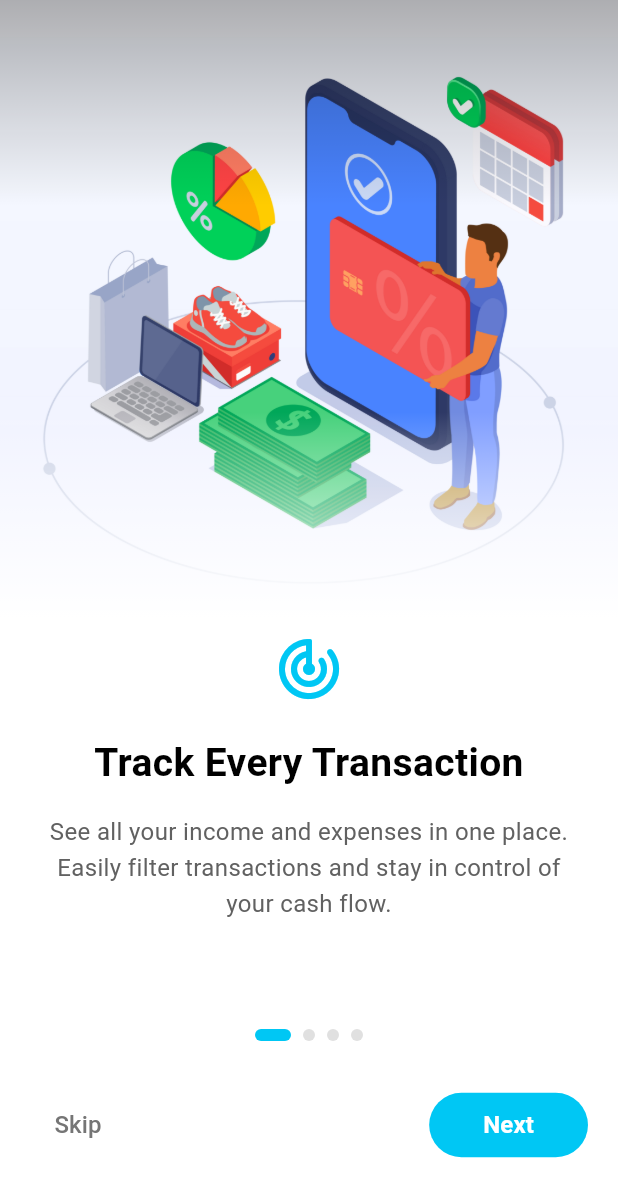
After one commit to IsrarKundi/finbos, a Flutter app: the WebViewScreen screen opened directly, item 4 of the bottom bar chosen, after a tap on "Show Onboarding", on a phone screen of 412 x 824 dp. The commit adds this screen. Shown: the top 1197 px of the screen. Run offline on Flutter 3.47's test engine with Material 3 defaults, Android fonts, the phone set to English and light mode, and no system bars; our stand-ins replace connectivity_plus, firebase_core, firebase_messaging, flutter_local_notifications, google_nav_bar, in_app_review and 4 more; missing offline and left inert: flutter_inappwebview; accounts and stored records are empty.

Commit message:
all ios native features added

```diff
--- a/lib/main.dart
+++ b/lib/main.dart
@@ -3,6 +3,7 @@ import 'package:flutter/material.dart';
 import 'package:flutter/services.dart';
 import 'package:firebase_core/firebase_core.dart';
 import 'screens/webview_screen.dart';
+import 'screens/onboarding_screen.dart';
 import 'services/push_notification_service.dart';
 import 'services/storage_service.dart';
 import 'firebase_options.dart';
@@ -50,7 +51,9 @@ class MyApp extends StatelessWidget {
         colorScheme: ColorScheme.fromSeed(seedColor: Colors.deepPurple),
         useMaterial3: true,
       ),
-      home: const WebViewScreen(),
+      home: StorageService.instance.hasSeenOnboarding
+          ? const WebViewScreen()
+          : const OnboardingScreen(),
     );
   }
 }
--- /dev/null
+++ b/lib/screens/onboarding_screen.dart
@@ -0,0 +1,256 @@
+import 'package:flutter/material.dart';
+import '../services/storage_service.dart';
+import 'webview_screen.dart';
+
+class OnboardingScreen extends StatefulWidget {
+  const OnboardingScreen({super.key});
+
+  @override
+  State<OnboardingScreen> createState() => _OnboardingScreenState();
+}
+
+class _OnboardingScreenState extends State<OnboardingScreen> {
+  final PageController _pageController = PageController();
+  int _currentPage = 0;
+
+  final List<OnboardingData> _pages = [
+    OnboardingData(
+      title: 'Track Every Transaction',
+      description:
+          'See all your income and expenses in one place. Easily filter transactions and stay in control of your cash flow.',
+      image: 'assets/images/onboardings/transaction.jpg',
+      icon: Icons.track_changes_rounded,
+    ),
+    OnboardingData(
+      title: 'Manage Your Loans',
+      description:
+          'Calculate loan payments and track multiple loans effortlessly. Keep all your debts organized and understand what you owe.',
+      image: 'assets/images/onboardings/loan.jpg',
+      icon: Icons.account_balance_wallet_rounded,
+    ),
+    OnboardingData(
+      title: 'Make Smarter Decisions with AI',
+      description:
+          'Analyze important choices with AI-powered insights. Compare pros, cons, costs, and returns before you decide.',
+      image: 'assets/images/onboardings/aiassist.jpg',
+      icon: Icons.psychology_rounded,
+    ),
+    OnboardingData(
+      title: 'Know Your Net Worth',
+      description:
+          'Track your assets and liabilities in real time. See your full financial picture and monitor your progress.',
+      image: 'assets/images/onboardings/networth.jpg',
+      icon: Icons.pie_chart_rounded,
+    ),
+  ];
+
+  void _onFinish() async {
+    await StorageService.instance.setHasSeenOnboarding(true);
+    if (mounted) {
+      Navigator.of(context).pushReplacement(
+        MaterialPageRoute(
+          builder: (context) => const WebViewScreen(showInitialSplash: false),
+        ),
+      );
+    }
+  }
+
+  @override
+  Widget build(BuildContext context) {
+    return Scaffold(
+      backgroundColor: Colors.white,
+      body: Stack(
+        children: [
+          PageView.builder(
+            controller: _pageController,
+            itemCount: _pages.length,
+            onPageChanged: (int page) {
+              setState(() {
+                _currentPage = page;
+              });
+            },
+            itemBuilder: (context, index) {
+              return _buildPage(_pages[index]);
+            },
+          ),
+
+          // Navigation controls
+          Positioned(
+            bottom: 50,
+            left: 20,
+            right: 20,
+            child: Column(
+              children: [
+                // Page Indicator
+                Row(
+                  mainAxisAlignment: MainAxisAlignment.center,
+                  children: List.generate(
+                    _pages.length,
+                    (index) => AnimatedContainer(
+                      duration: const Duration(milliseconds: 300),
+                      margin: const EdgeInsets.symmetric(horizontal: 4),
+                      height: 8,
+                      width: _currentPage == index ? 24 : 8,
+                      decoration: BoxDecoration(
+                        color: _currentPage == index
+                            ? const Color(0xFF00C7F4)
+                            : Colors.grey[300],
+                        borderRadius: BorderRadius.circular(4),
+                      ),
+                    ),
+                  ),
+                ),
+                const SizedBox(height: 32),
+
+                // Buttons
+                Row(
+                  mainAxisAlignment: MainAxisAlignment.spaceBetween,
+                  children: [
+                    TextButton(
+                      onPressed: _onFinish,
+                      child: Text(
+                        'Skip',
+                        style: TextStyle(
+                          color: Colors.grey[600],
+                          fontSize: 16,
+                          fontWeight: FontWeight.w500,
+                        ),
+                      ),
+                    ),
+                    ElevatedButton(
+                      onPressed: () {
+                        if (_currentPage == _pages.length - 1) {
+                          _onFinish();
+                        } else {
+                          _pageController.nextPage(
+                            duration: const Duration(milliseconds: 500),
+                            curve: Curves.easeInOut,
+                          );
+                        }
+                      },
+                      style: ElevatedButton.styleFrom(
+                        backgroundColor: const Color(0xFF00C7F4),
+                        foregroundColor: Colors.white,
+                        padding: const EdgeInsets.symmetric(
+                          horizontal: 36,
+                          vertical: 10,
+                        ),
+                        shape: RoundedRectangleBorder(
+                          borderRadius: BorderRadius.circular(30),
+                        ),
+                        elevation: 0,
+                      ),
+                      child: Text(
+                        _currentPage == _pages.length - 1
+                            ? 'Get Started'
+                            : 'Next',
+                        style: const TextStyle(
+                          fontSize: 16,
+                          fontWeight: FontWeight.bold,
+                        ),
+                      ),
+                    ),
+                  ],
+                ),
+              ],
+            ),
+          ),
+        ],
+      ),
+    );
+  }
+
+  Widget _buildPage(OnboardingData data) {
+    return Column(
+      children: [
+        Expanded(
+          flex: 5,
+          child: Container(
+            width: double.infinity,
+            decoration: BoxDecoration(
+              image: DecorationImage(
+                image: AssetImage(data.image),
+                fit: BoxFit.cover,
+              ),
+            ),
+            child: Container(
+              decoration: BoxDecoration(
+                gradient: LinearGradient(
+                  begin: Alignment.topCenter,
+                  end: Alignment.bottomCenter,
+                  colors: [
+                    Colors.black.withOpacity(0.3),
+                    Colors.transparent,
+                    Colors.white.withOpacity(0),
+                    Colors.white,
+                  ],
+                ),
+              ),
+            ),
+          ),
+        ),
+        Expanded(
+          flex: 5,
+          child: Padding(
+            padding: const EdgeInsets.symmetric(horizontal: 30),
+            child: Column(
+              children: [
+                Expanded(
+                  child: SingleChildScrollView(
+                    physics: const BouncingScrollPhysics(),
+                    child: Column(
+                      mainAxisAlignment: MainAxisAlignment.start,
+                      children: [
+                        const SizedBox(height: 10),
+                        Icon(
+                          data.icon,
+                          size: 48,
+                          color: const Color(0xFF00C7F4),
+                        ),
+                        const SizedBox(height: 20),
+                        Text(
+                          data.title,
+                          textAlign: TextAlign.center,
+                          style: const TextStyle(
+                            fontSize: 26,
+                            fontWeight: FontWeight.bold,
+                            color: Colors.black,
+                          ),
+                        ),
+                        const SizedBox(height: 16),
+                        Text(
+                          data.description,
+                          textAlign: TextAlign.center,
+                          style: TextStyle(
+                            fontSize: 16,
+                            color: Colors.grey[700],
+                            height: 1.5,
+                          ),
+                        ),
+                        const SizedBox(height: 140), // Large space for buttons
+                      ],
+                    ),
+                  ),
+                ),
+              ],
+            ),
+          ),
+        ),
+      ],
+    );
+  }
+}
+
+class OnboardingData {
+  final String title;
+  final String description;
+  final String image;
+  final IconData icon;
+
+  OnboardingData({
+    required this.title,
+    required this.description,
+    required this.image,
+    required this.icon,
+  });
+}
--- a/lib/screens/settings_screen.dart
+++ b/lib/screens/settings_screen.dart
@@ -5,6 +5,7 @@ import 'package:share_plus/share_plus.dart';
 import '../widgets/in_app_webview_page.dart';
 import '../services/storage_service.dart';
 import '../services/biometric_service.dart';
+import 'onboarding_screen.dart';
 
 class SettingsScreen extends StatefulWidget {
   const SettingsScreen({super.key});
@@ -20,7 +21,7 @@ class _SettingsScreenState extends State<SettingsScreen> {
 
   // Professional sharing message
   final String _shareText =
-      "Check out Finbos - Finance with AI! Manage your transactions and get AI insights effortlessly. Download now: https://finbos.app";
+      "Check out Finbos - Finance with AI! Manage your transactions and get AI insights effortlessly. Download now: https://apps.apple.com/app/id6754824262";
 
   void _openInternalUrl(String url, String title) {
     Navigator.of(context).push(
@@ -136,8 +137,20 @@ class _SettingsScreenState extends State<SettingsScreen> {
                 trailing: const Icon(Icons.chevron_right, color: Colors.grey),
               ),
               _buildSettingTile(
+                icon: LineIcons.play,
+                title: 'Show Onboarding',
+                subtitle: 'Re-watch the introduction',
+                onTap: () {
+                  Navigator.of(context).push(
+                    MaterialPageRoute(
+                      builder: (context) => const OnboardingScreen(),
+                    ),
+                  );
+                },
+              ),
+              _buildSettingTile(
                 icon: LineIcons.fileContract,
-                title: 'Terms & Privacy',
+                title: 'Privacy Policy',
                 subtitle: 'Read our policies',
                 onTap: () => _openInternalUrl(
                   'https://finbos.app/PrivacyPolicy',
--- a/lib/screens/webview_screen.dart
+++ b/lib/screens/webview_screen.dart
@@ -12,7 +12,8 @@ import '../services/storage_service.dart';
 import '../services/biometric_service.dart';
 
 class WebViewScreen extends StatefulWidget {
-  const WebViewScreen({super.key});
+  final bool showInitialSplash;
+  const WebViewScreen({super.key, this.showInitialSplash = true});
 
   @override
   State<WebViewScreen> createState() => _WebViewScreenState();
@@ -35,14 +36,12 @@ class _WebViewScreenState extends State<WebViewScreen>
     super.initState();
     WidgetsBinding.instance.addObserver(this);
 
-    // Ensure splash is visible at start
+    // Ensure splash is visible at start if requested
     setState(() {
-      _showSplash = true;
+      _showSplash = widget.showInitialSplash;
     });
 
-    // Check for biometric lock on startup
-    _checkBiometricLock();
-
+    if (_showSplash) {
       // Set status bar for splash screen
       SystemChrome.setSystemUIOverlayStyle(
         const SystemUiOverlayStyle(
@@ -50,6 +49,15 @@ class _WebViewScreenState extends State<WebViewScreen>
           statusBarIconBrightness: Brightness.dark,
         ),
       );
+    } else {
+      // Reset status bar immediately if no splash
+      SystemChrome.setSystemUIOverlayStyle(
+        const SystemUiOverlayStyle(
+          statusBarColor: Colors.transparent,
+          statusBarIconBrightness: Brightness.dark,
+        ),
+      );
+    }
 
     _checkInternetConnection();
     _setupConnectivityListener();
@@ -62,6 +70,7 @@ class _WebViewScreenState extends State<WebViewScreen>
     );
 
     // Hide splash after minimum time
+    if (_showSplash) {
       Future.delayed(const Duration(seconds: 3), () {
         if (mounted) {
           setState(() {
@@ -76,6 +85,7 @@ class _WebViewScreenState extends State<WebViewScreen>
           );
         }
       });
+    }
   }
 
   Future<void> _checkInternetConnection() async {
@@ -249,8 +259,7 @@ class _WebViewScreenState extends State<WebViewScreen>
       },
       child: Stack(
         children: [
-          SafeArea(
-            child: Scaffold(
+          Scaffold(
             backgroundColor: Colors.grey[50],
             // appBar: AppBar(
             //   title: const Text('Finbos'),
@@ -267,7 +276,10 @@ class _WebViewScreenState extends State<WebViewScreen>
             body: _hasInternet
                 ? _navController.isCurrentTabNative()
                       ? const SettingsScreen()
-                        : Column(
+                      : SafeArea(
+                          top: true,
+                          bottom: false,
+                          child: Column(
                             children: [
                               // _webViewController.progress < 1.0
                               //     ? LinearProgressIndicator(
@@ -501,6 +513,7 @@ class _WebViewScreenState extends State<WebViewScreen>
                                 ),
                               ),
                             ],
+                          ),
                         )
                 : NoInternetWidget(onRetry: _handleRetry),
             extendBody: true,
@@ -510,7 +523,6 @@ class _WebViewScreenState extends State<WebViewScreen>
                     onTabChange: _onTabChange,
                   )
                 : null,
-            ),
           ),
           // Splash overlay - MUST BE LAST to be on top
           if (_showSplash)
--- a/lib/services/storage_service.dart
+++ b/lib/services/storage_service.dart
@@ -5,6 +5,7 @@ class StorageService {
   StorageService._();
 
   static const String _keyBiometricEnabled = 'biometric_enabled';
+  static const String _keyHasSeenOnboarding = 'has_seen_onboarding';
 
   late SharedPreferences _prefs;
 
@@ -17,4 +18,10 @@ class StorageService {
   Future<void> setBiometricEnabled(bool value) async {
     await _prefs.setBool(_keyBiometricEnabled, value);
   }
+
+  bool get hasSeenOnboarding => _prefs.getBool(_keyHasSeenOnboarding) ?? false;
+
+  Future<void> setHasSeenOnboarding(bool value) async {
+    await _prefs.setBool(_keyHasSeenOnboarding, value);
+  }
 }
--- a/lib/widgets/fancy_bottom_nav_bar.dart
+++ b/lib/widgets/fancy_bottom_nav_bar.dart
@@ -13,8 +13,10 @@ class FancyBottomNavBar extends StatelessWidget {
 
   @override
   Widget build(BuildContext context) {
-    return Container(
-      margin: const EdgeInsets.all(10),
+    return SafeArea(
+      bottom: true,
+      child: Container(
+        margin: const EdgeInsets.fromLTRB(10, 0, 10, 10),
         decoration: BoxDecoration(
           color: Colors.white,
           borderRadius: BorderRadius.circular(30),
@@ -23,10 +25,9 @@ class FancyBottomNavBar extends StatelessWidget {
               blurRadius: 20,
               color: Colors.black.withOpacity(0.1),
               offset: const Offset(0, 10),
-          )
+            ),
           ],
         ),
-      child: SafeArea(
         child: Padding(
           padding: const EdgeInsets.symmetric(horizontal: 8.0, vertical: 7),
           child: GNav(
@@ -37,26 +38,14 @@ class FancyBottomNavBar extends StatelessWidget {
             iconSize: 22,
             padding: const EdgeInsets.symmetric(horizontal: 16, vertical: 10),
             duration: const Duration(milliseconds: 500),
-            tabBackgroundColor: Color.fromARGB(255, 0, 199, 244),
-            color: Color.fromARGB(255, 0, 199, 244),
+            tabBackgroundColor: const Color.fromARGB(255, 0, 199, 244),
+            color: const Color.fromARGB(255, 0, 199, 244),
             tabBorderRadius: 30,
             tabs: const [
-              GButton(
-                icon: Icons.dashboard_rounded,
-                text: 'Home',
-              ),
-              GButton(
-                icon: Icons.receipt_long_rounded,
-                text: 'Transactions',
-              ),
-              GButton(
-                icon: Icons.psychology_rounded,
-                text: 'AI',
-              ),
-              GButton(
-                icon: Icons.settings_rounded,
-                text: 'Settings',
-              ),
+              GButton(icon: Icons.dashboard_rounded, text: 'Home'),
+              GButton(icon: Icons.receipt_long_rounded, text: 'Transactions'),
+              GButton(icon: Icons.psychology_rounded, text: 'AI'),
+              GButton(icon: Icons.settings_rounded, text: 'Settings'),
             ],
             selectedIndex: selectedIndex,
             onTabChange: onTabChange,
--- a/pubspec.yaml
+++ b/pubspec.yaml
@@ -82,6 +82,7 @@ flutter:
   # To add assets to your application, add an assets section, like this:
   assets:
     - assets/images/
+    - assets/images/onboardings/
 
   # An image asset can refer to one or more resolution-specific "variants", see
   # https://flutter.dev/to/resolution-aware-images
```
Also changed, not shown: analysis_output.txt (added, +13 -0 lines), assets/images/onboardings/aiassist.jpg (added), assets/images/onboardings/loan.jpg (added), assets/images/onboardings/networth.jpg (added), assets/images/onboardings/transaction.jpg (added). Lines whose indentation alone changed are shown as unchanged.
